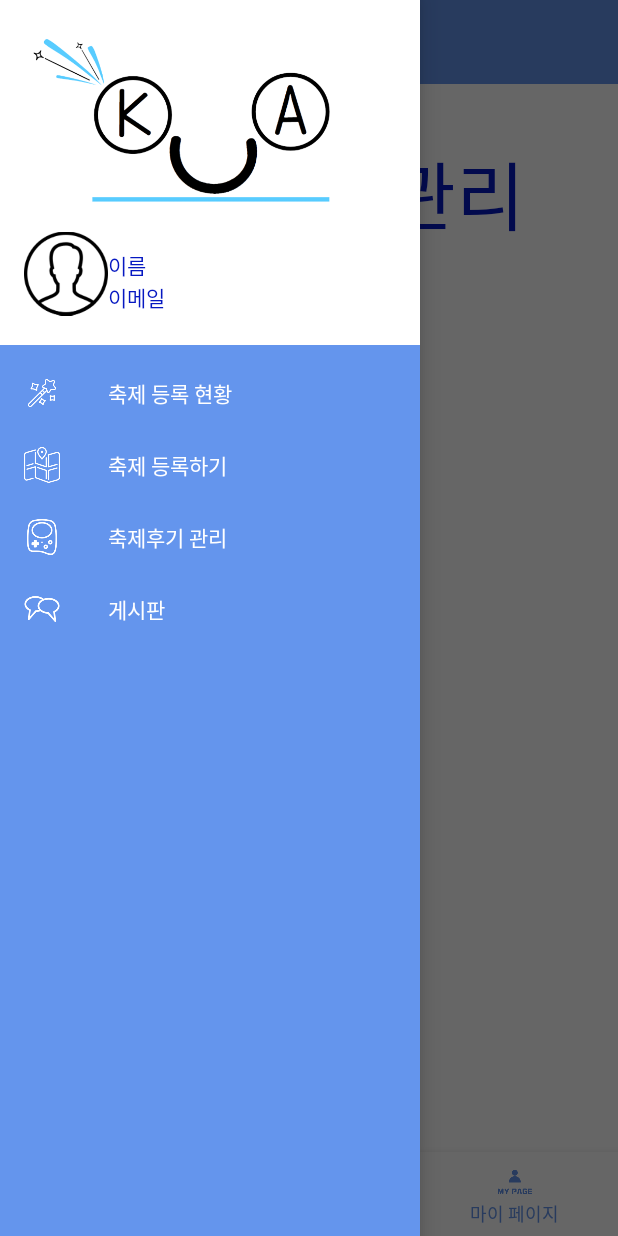
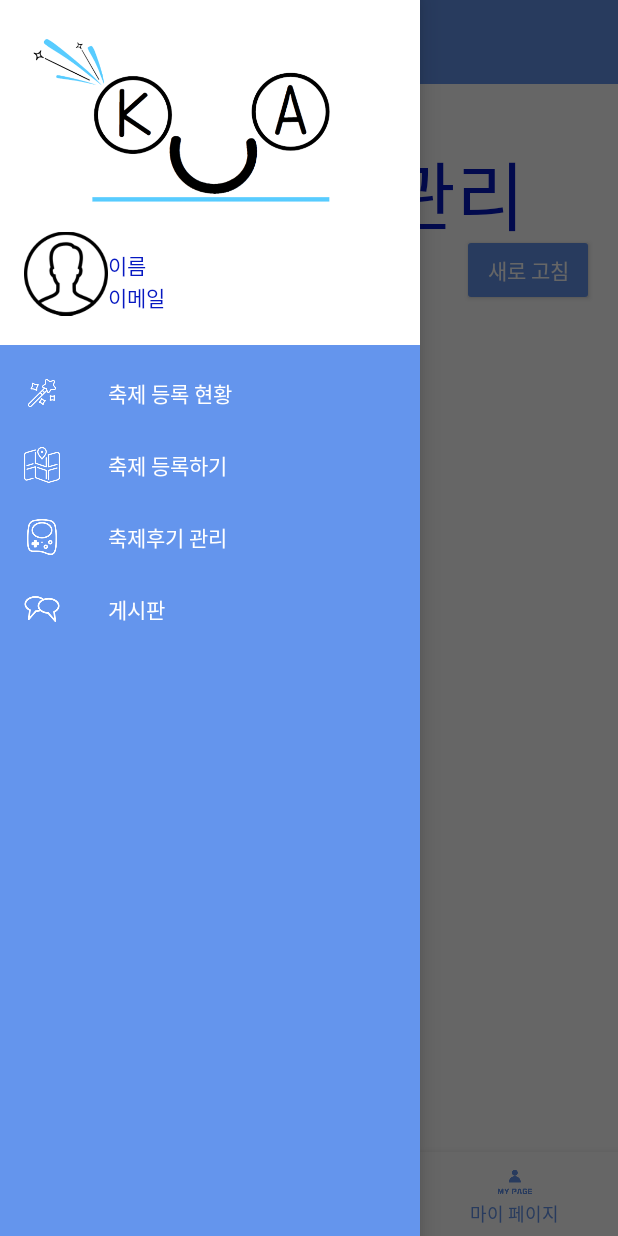
Before and after one commit to usbledv3/KocoaProject, an Android app: the fragment ShwFifthFragment placed in its activity, with the side drawer open, on a phone screen of 412 x 824 dp. Run offline under Robolectric (Android 15) with nearby library versions, the phone set to English and light mode, and no system bars.

Commit message:
'22.11.14.01:51

```diff
--- a/app/src/main/AndroidManifest.xml
+++ b/app/src/main/AndroidManifest.xml
@@ -24,6 +24,9 @@
         android:theme="@style/Theme.Kocoa"
         android:usesCleartextTraffic="true"
         tools:targetApi="31">
+        <activity
+            android:name=".ManageReview"
+            android:exported="false" />
         <activity
             android:name=".BookcheckActivity"
             android:exported="false" />
--- /dev/null
+++ b/app/src/main/java/lx/com/kocoa/OnReviewItemClickListener.kt
@@ -0,0 +1,7 @@
+package lx.com.kocoa
+
+import android.view.View
+
+interface OnReviewItemClickListener {
+    fun onItemClick(holder:ReviewAdapter.ViewHolder?, view: View?, position: Int)
+}
--- a/app/src/main/java/lx/com/kocoa/ReviewActivity.kt
+++ b/app/src/main/java/lx/com/kocoa/ReviewActivity.kt
@@ -122,6 +122,11 @@ class ReviewActivity : AppCompatActivity() {
             val name = binding.nameInput.text.toString()
             val text = binding.textInput.text.toString()
 
+            ReviewManagerData.titleofReview = title
+            ReviewManagerData.dateofReview = date
+            ReviewManagerData.nameofReview = name
+            ReviewManagerData.textofReview = text
+
             reviewAdapter?.apply {
                 items.add(ReviewData(title, date, name, text))
                 this.notifyItemInserted(items.size)
--- a/app/src/main/java/lx/com/kocoa/ReviewAdapter.kt
+++ b/app/src/main/java/lx/com/kocoa/ReviewAdapter.kt
@@ -2,6 +2,7 @@ package lx.com.kocoa
 
 import android.content.Intent
 import android.view.LayoutInflater
+import android.view.View
 import android.view.ViewGroup
 import android.widget.AdapterView
 import androidx.recyclerview.widget.RecyclerView
@@ -11,6 +12,7 @@ import java.lang.reflect.Member
 import java.util.Calendar.getInstance
 
 class ReviewAdapter : RecyclerView.Adapter <ReviewAdapter.ViewHolder>(){
+    var listener:OnReviewItemClickListener? = null
 
 //    interface OnItemClickListener {
 //        fun onItemEditClick(data: ReviewData, pos: Int)
@@ -64,13 +66,18 @@ class ReviewAdapter : RecyclerView.Adapter <ReviewAdapter.ViewHolder>(){
     }
 
     inner class ViewHolder(val binding: ReviewItemBinding) : RecyclerView.ViewHolder(binding.root) {
+        init {
+            binding.root.setOnClickListener {
+                listener?.onItemClick(this,binding.root,adapterPosition)
+            }
+        }
 
         private val reviewActivity=ReviewActivity.getInstance()
         var rReview: ReviewData? = null
         var rPosition: Int? = null
 
+
         init {
-
            // binding.editButton.setOnClickListener {
            //     val reviewIntent = Intent(reviewActivity,EditReviewActivity::class.java)
           //      reviewActivity?.reviewlauncher?.launch(reviewIntent)
--- a/app/src/main/java/lx/com/kocoa/ShwFifthFragment.kt
+++ b/app/src/main/java/lx/com/kocoa/ShwFifthFragment.kt
@@ -1,22 +1,69 @@
 package lx.com.kocoa
 
+import android.content.Intent
 import android.os.Bundle
 import android.view.LayoutInflater
 import android.view.View
 import android.view.ViewGroup
+import androidx.activity.result.contract.ActivityResultContracts
 import androidx.fragment.app.Fragment
+import androidx.recyclerview.widget.LinearLayoutManager
 import lx.com.kocoa.databinding.FragmentShwfifthBinding
 
 class ShwFifthFragment : Fragment() {
     var _binding: FragmentShwfifthBinding? = null
     val binding get() = _binding!!
+    var reviewAdapter:ReviewAdapter? = null
+    val ManagereviewLauuncher = registerForActivityResult(ActivityResultContracts.StartActivityForResult()){
+
+    }
 
     override fun onCreateView(inflater: LayoutInflater, container: ViewGroup?, savedInstanceState: Bundle?): View? {
         _binding = FragmentShwfifthBinding.inflate(inflater, container, false)
 
-
+        initList()
+        initView()
 
         return binding.root
     }
+    fun initList(){
+        val layoutManager = LinearLayoutManager(getActivity())
+        binding.SHWFestreviewList.layoutManager = layoutManager
+
+        reviewAdapter = ReviewAdapter()
+        binding.SHWFestreviewList.adapter = reviewAdapter
+
+        //늘렀을때 화면 이동
+        reviewAdapter?.listener = object:OnReviewItemClickListener{
+            override fun onItemClick(holder: ReviewAdapter.ViewHolder?, view: View?, position: Int) {
+                reviewAdapter?.apply {
+                    val item = items.get(position)
+
+                    ReviewManagerData.selectedItem = item
+                    activity?.let {
+                        val managereview = Intent(it, ManageReview::class.java)
+                        ManagereviewLauuncher.launch(managereview)
+                    }
+                }
+            }
+        }
+
+
+
+    }
+    fun initView(){
+        binding.refreshReviewButton.setOnClickListener {
+
+            reviewAdapter?.apply {
+                items.add(ReviewData(
+                    ReviewManagerData.titleofReview,
+                    ReviewManagerData.dateofReview,
+                    ReviewManagerData.nameofReview,
+                    ReviewManagerData.textofReview
+                ))
+                notifyDataSetChanged()
+            }
+        }
+    }
 
 }
--- a/app/src/main/java/lx/com/kocoa/ShwFirstFragment.kt
+++ b/app/src/main/java/lx/com/kocoa/ShwFirstFragment.kt
@@ -21,14 +21,11 @@ class ShwFirstFragment : Fragment() {
     }
 
 
-
-
     override fun onCreateView(inflater: LayoutInflater, container: ViewGroup?, savedInstanceState: Bundle?): View? {
         _binding = FragmentShwfirstBinding.inflate(inflater, container, false)
 
         initList()
         initView()
-
 
         return binding.root
     }
@@ -50,7 +47,6 @@ class ShwFirstFragment : Fragment() {
                 notifyDataSetChanged()
             }
         }
-
     }
 
     fun initList(){
--- a/app/src/main/res/layout/fragment_shwfifth.xml
+++ b/app/src/main/res/layout/fragment_shwfifth.xml
@@ -14,7 +14,7 @@
         app:layout_constraintBottom_toBottomOf="parent"
         app:layout_constraintEnd_toEndOf="parent"
         app:layout_constraintStart_toStartOf="parent"
-        app:layout_constraintTop_toBottomOf="@+id/textView" />
+        app:layout_constraintTop_toBottomOf="@+id/refreshReviewButton" />
 
     <TextView
         android:id="@+id/textView"
@@ -29,4 +29,17 @@
         app:layout_constraintStart_toStartOf="parent"
         app:layout_constraintTop_toTopOf="parent" />
 
+    <Button
+        android:id="@+id/refreshReviewButton"
+        android:layout_width="wrap_content"
+        android:layout_height="wrap_content"
+        android:layout_marginTop="100dp"
+        android:backgroundTint="#6495ED"
+        android:text="새로 고침"
+        android:textColor="#FFFFFF"
+        app:layout_constraintEnd_toEndOf="parent"
+        app:layout_constraintHorizontal_bias="0.95"
+        app:layout_constraintStart_toStartOf="parent"
+        app:layout_constraintTop_toTopOf="parent" />
+
 </androidx.constraintlayout.widget.ConstraintLayout>
--- a/app/src/main/res/layout/review_item.xml
+++ b/app/src/main/res/layout/review_item.xml
@@ -71,6 +71,7 @@
                         android:backgroundTint="#6495ED"
                         android:text="삭제"
                         android:textColor="#FFFFFF" />
+
                 </LinearLayout>
 
             </LinearLayout>
```
Also changed, not shown: app/src/main/java/lx/com/kocoa/ManageReview.kt (added, +32 -0 lines), app/src/main/java/lx/com/kocoa/ReviewManagerData.kt (added, +12 -0 lines), app/src/main/res/layout/activity_manage_review.xml (added, +9 -0 lines).
